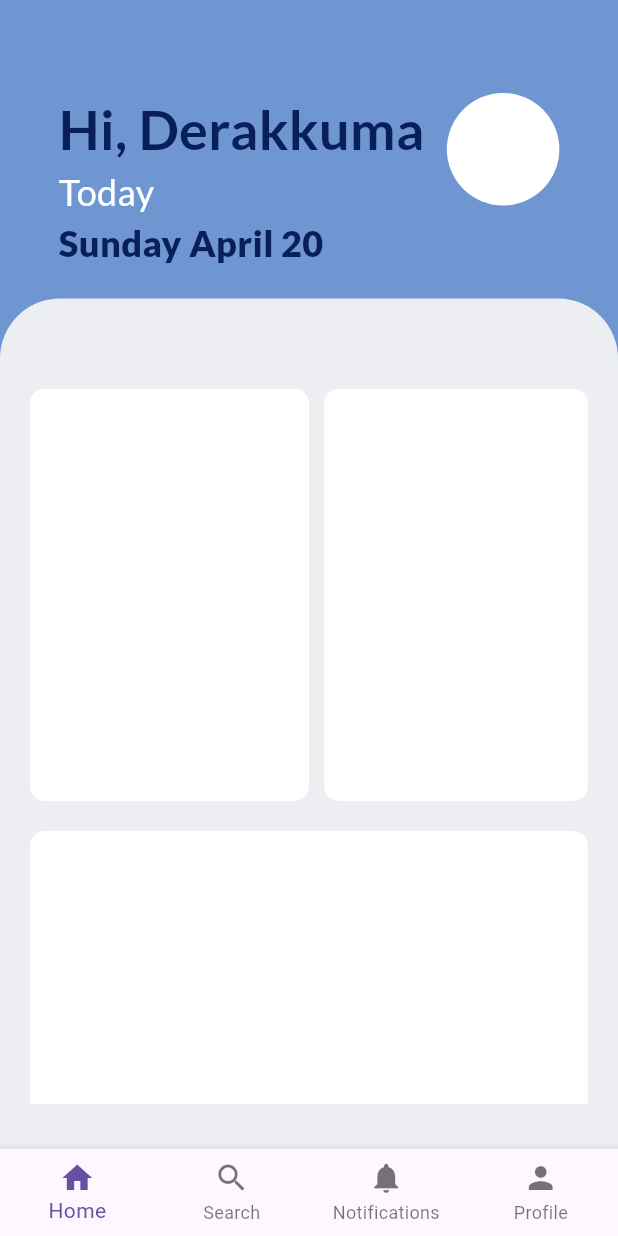
After one commit to Kev-Tan/Fit_App, a Flutter app: the screen it shows after launch, on a phone screen of 412 x 824 dp. The commit adds this screen. Run offline on Flutter 3.47's test engine with Material 3 defaults, Android fonts, the light colour scheme and no system bars; our stand-ins replace google_fonts.

Commit message:
Refactor home page - Kevin

```diff
--- a/lib/main.dart
+++ b/lib/main.dart
@@ -1,6 +1,6 @@
 import 'package:flutter/material.dart';
-import 'package:fit_app/widgets/home.dart';
-import 'package:fit_app/widgets/home.dart';
+import 'package:fit_app/pages/home/home.dart';
+import 'package:fit_app/pages/home/home.dart';
 
 void main() {
   runApp(MainApp());
--- /dev/null
+++ b/lib/pages/home/home.dart
@@ -0,0 +1,48 @@
+import 'package:fit_app/pages/home/widgets/home_content.dart';
+import 'package:fit_app/pages/home/widgets/top_bar.dart';
+import 'package:flutter/cupertino.dart';
+import 'package:flutter/material.dart';
+import 'package:google_fonts/google_fonts.dart';
+
+class Home extends StatelessWidget {
+  const Home({Key? key}) : super(key: key);
+
+  @override
+  Widget build(BuildContext context) {
+    return Scaffold(
+      body: Column(
+        children: [
+          Padding(
+            padding: const EdgeInsets.symmetric(vertical: 20.0),
+            child: Center(
+              child: TopBar(),
+            ),
+          ),
+          HomeContent(),
+        ],
+      ),
+      bottomNavigationBar: BottomNavigationBar(
+        type: BottomNavigationBarType.fixed,
+        items: [
+          BottomNavigationBarItem(
+            icon: Icon(Icons.home),
+            label: 'Home',
+          ),
+          BottomNavigationBarItem(
+            icon: Icon(Icons.search),
+            label: 'Search',
+          ),
+          BottomNavigationBarItem(
+            icon: Icon(Icons.notifications),
+            label: 'Notifications',
+          ),
+          BottomNavigationBarItem(
+            icon: Icon(Icons.person),
+            label: 'Profile',
+          ),
+        ],
+      ),
+      backgroundColor: Color.fromRGBO(112, 150, 209, 1.0),
+    );
+  }
+}
--- /dev/null
+++ b/lib/pages/home/widgets/bottom_bar.dart
@@ -0,0 +1,32 @@
+import 'package:flutter/material.dart';
+
+class BottomNavBar extends StatelessWidget {
+  const BottomNavBar({Key? key}) : super(key: key);
+
+  @override
+  Widget build(BuildContext context) {
+    return Scaffold(
+      bottomNavigationBar: BottomNavigationBar(
+        type: BottomNavigationBarType.fixed,
+        items: [
+          BottomNavigationBarItem(
+            icon: Icon(Icons.home),
+            label: 'Home',
+          ),
+          BottomNavigationBarItem(
+            icon: Icon(Icons.search),
+            label: 'Search',
+          ),
+          BottomNavigationBarItem(
+            icon: Icon(Icons.notifications),
+            label: 'Notifications',
+          ),
+          BottomNavigationBarItem(
+            icon: Icon(Icons.person),
+            label: 'Profile',
+          ),
+        ],
+      ),
+    );
+  }
+}
--- /dev/null
+++ b/lib/pages/home/widgets/home_content.dart
@@ -0,0 +1,77 @@
+import 'package:flutter/cupertino.dart';
+import 'package:flutter/material.dart';
+import 'package:google_fonts/google_fonts.dart';
+
+class HomeContent extends StatefulWidget {
+  const HomeContent({super.key});
+
+  @override
+  State<HomeContent> createState() => _HomeContentState();
+}
+
+class _HomeContentState extends State<HomeContent> {
+  @override
+  Widget build(BuildContext context) {
+    return Expanded(
+      child: Container(
+        decoration: BoxDecoration(
+          color: Color.fromRGBO(246, 245, 245, 0.922),
+          borderRadius: BorderRadius.only(
+            topLeft: Radius.circular(40.0),
+            topRight: Radius.circular(40.0),
+          ),
+        ),
+        child: Padding(
+          padding: const EdgeInsets.only(
+            top: 60.0,
+            bottom: 30.0,
+            left: 20.0,
+            right: 20.0,
+          ),
+          child: SingleChildScrollView(
+            child: Column(
+              children: [
+                Row(
+                  mainAxisAlignment: MainAxisAlignment.spaceEvenly,
+                  children: [
+                    Flexible(
+                      flex: 1,
+                      child: Container(
+                        height: 275,
+                        decoration: BoxDecoration(
+                          color: Colors.white,
+                          borderRadius: BorderRadius.circular(10.0),
+                        ),
+                      ),
+                    ),
+                    Flexible(
+                      flex: 1,
+                      child: Padding(
+                        padding: const EdgeInsets.only(left: 10.0),
+                        child: Container(
+                          height: 275,
+                          decoration: BoxDecoration(
+                            color: Colors.white,
+                            borderRadius: BorderRadius.circular(10.0),
+                          ),
+                        ),
+                      ),
+                    ),
+                  ],
+                ),
+                SizedBox(height: 20),
+                Container(
+                  height: 250,
+                  decoration: BoxDecoration(
+                    color: Colors.white,
+                    borderRadius: BorderRadius.circular(10.0),
+                  ),
+                ),
+              ],
+            ),
+          ),
+        ),
+      ),
+    );
+  }
+}
--- /dev/null
+++ b/lib/pages/home/widgets/top_bar.dart
@@ -0,0 +1,61 @@
+import 'package:flutter/cupertino.dart';
+import 'package:google_fonts/google_fonts.dart';
+import 'package:flutter/material.dart';
+
+class TopBar extends StatefulWidget {
+  const TopBar({super.key});
+
+  @override
+  State<TopBar> createState() => _TopBarState();
+}
+
+class _TopBarState extends State<TopBar> {
+  @override
+  Widget build(BuildContext context) {
+    return Row(
+      mainAxisAlignment: MainAxisAlignment.center,
+      children: [
+        Flexible(
+          flex: 8,
+          child: Column(
+            crossAxisAlignment: CrossAxisAlignment.start,
+            children: [
+              Padding(
+                padding: const EdgeInsets.only(top: 40.0),
+                child: Text("Hi, Derakkuma",
+                    style: GoogleFonts.lato(
+                        fontWeight: FontWeight.bold,
+                        fontSize: 36,
+                        color: Color.fromRGBO(8, 31, 92, 100))),
+              ),
+              Text("Today",
+                  style: GoogleFonts.lato(
+                      fontWeight: FontWeight.w400,
+                      fontSize: 24,
+                      color: Colors.white)),
+              Text("Sunday April 20",
+                  style: GoogleFonts.lato(
+                      fontWeight: FontWeight.w800,
+                      fontSize: 24,
+                      color: Color.fromRGBO(8, 31, 92, 100)))
+            ],
+          ),
+        ),
+        Padding(
+          padding: const EdgeInsets.only(left: 15.0),
+          child: Flexible(
+            flex: 3,
+            child: Container(
+              width: 75,
+              height: 75,
+              decoration: BoxDecoration(
+                color: Colors.white,
+                shape: BoxShape.circle,
+              ),
+            ),
+          ),
+        )
+      ],
+    );
+  }
+}
```
Also changed, not shown: lib/widgets/home.dart (deleted, +0 -150 lines).
